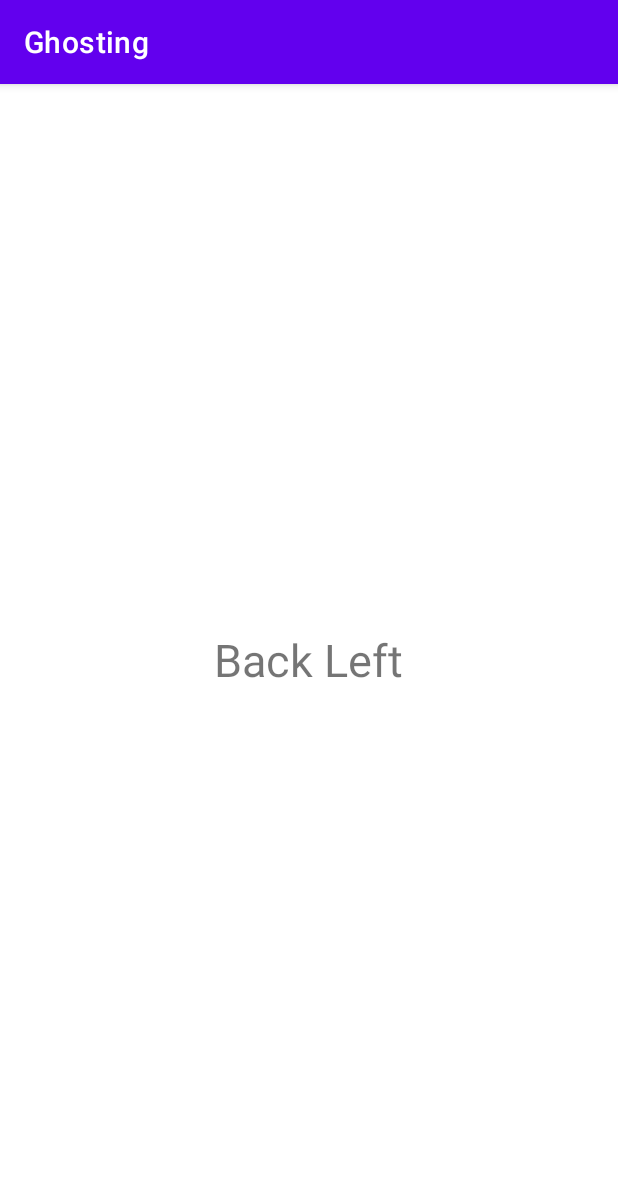
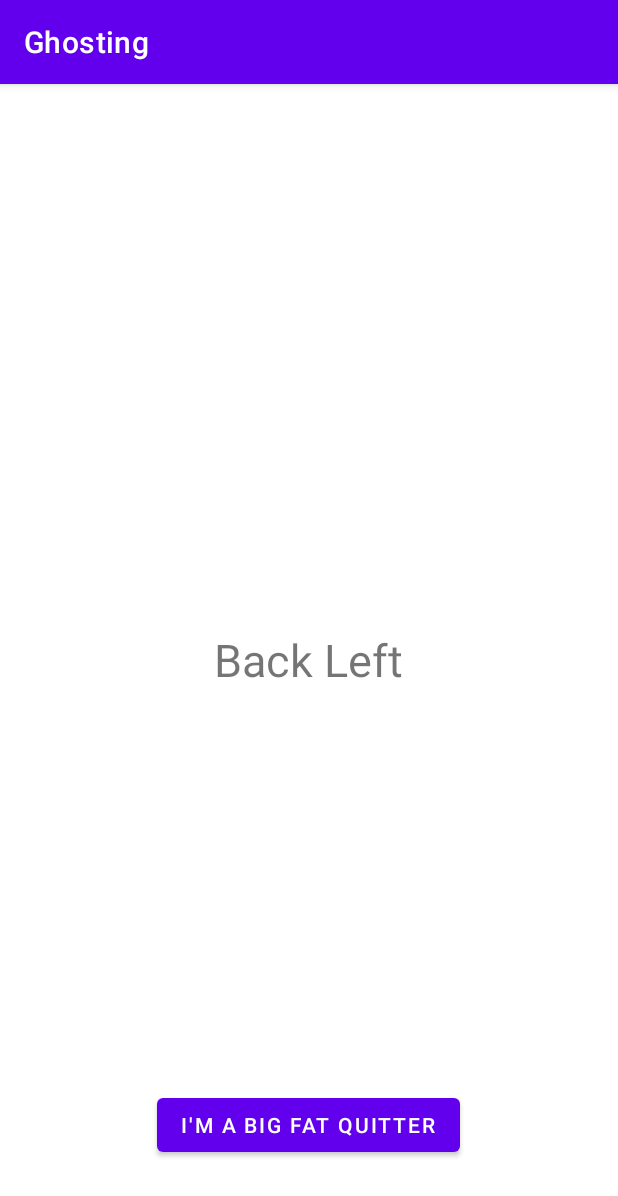
Before and after one commit to Lodewikes/vGhostingAndroid, an Android app: the screen it shows after launch (GhostSession), after a tap on "START", on a phone screen of 412 x 824 dp. Shown: the top 1196 px of the screen. Run offline under Robolectric (Android 15) with nearby library versions, the phone set to English and light mode, and no system bars.

Commit message:
add quitter button

```diff
--- a/Ghosting/app/src/main/res/layout/ghost_session_layout.xml
+++ b/Ghosting/app/src/main/res/layout/ghost_session_layout.xml
@@ -27,4 +27,13 @@
         app:layout_constraintEnd_toEndOf="parent"
         app:layout_constraintStart_toStartOf="parent" />
 
+    <Button
+        android:id="@+id/quitButton"
+        android:layout_centerHorizontal="true"
+        android:layout_marginBottom="50dp"
+        android:layout_alignParentBottom="true"
+        android:layout_width="wrap_content"
+        android:layout_height="wrap_content"
+        android:text="I'm a big fat quitter" />
+
 </RelativeLayout>
```
